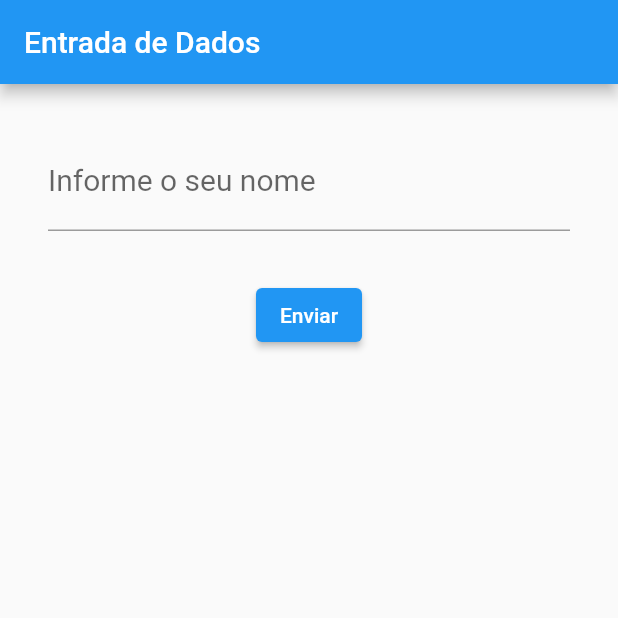
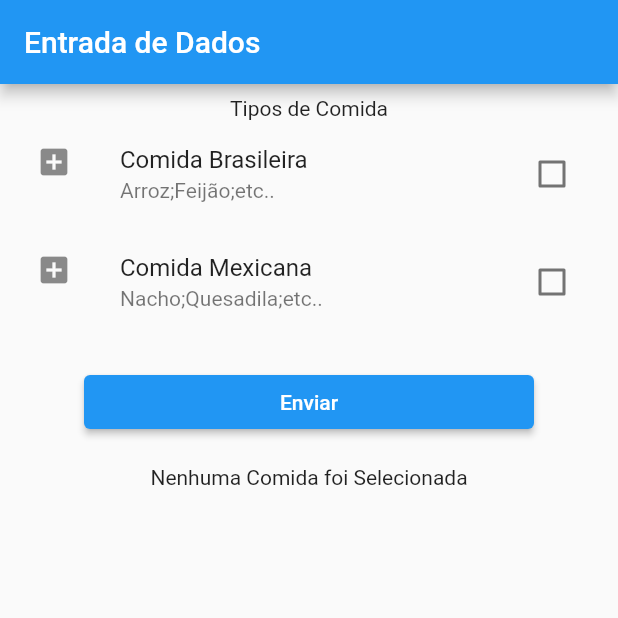
Before and after one commit to omarpandini/entrada_dados_flutter, a Flutter app: the screen it shows after launch, after a tap on "Enviar", on a phone screen of 412 x 824 dp, the top half of it. Run offline on Flutter 3.47's test engine with Material 2 defaults, Android fonts, the phone set to English and light mode, and no system bars.

Commit message:
inclusões

```diff
--- /dev/null
+++ b/lib/entradaCheckBox.dart
@@ -0,0 +1,110 @@
+import 'package:flutter/material.dart';
+
+// ignore_for_file: prefer_const_constructors
+
+import 'package:flutter/material.dart';
+
+class EntradaCheckbox extends StatelessWidget {
+  const EntradaCheckbox({super.key});
+
+  @override
+  Widget build(BuildContext context) {
+    return Scaffold(
+      appBar: AppBar(
+        title: Text('Entrada de Dados'),
+      ),
+      body: Body(),
+    );
+  }
+}
+
+class Body extends StatefulWidget {
+  const Body({super.key});
+
+  @override
+  State<Body> createState() => _BodyState();
+}
+
+class _BodyState extends State<Body> {
+  bool _estaSelecionadoBr = false;
+  bool _estaSelecionadoMx = false;
+  String _texto = '';
+
+  @override
+  Widget build(BuildContext context) {
+    return Padding(
+      padding: const EdgeInsets.all(8.0),
+      child: Column(
+        // ignore: prefer_const_literals_to_create_immutables
+        children: [
+          Text('Tipos de Comida'),
+          // Checkbox(
+          //   value: _estaSelecionado,
+          //   onChanged: (value) {
+          //     setState(() {
+          //       _estaSelecionado = value == true ? true : false;
+          //       print('object ' + _estaSelecionado.toString());
+          //     });
+          //   },
+          // )
+          CheckboxListTile(
+            title: Text('Comida Brasileira'),
+            subtitle: Text('Arroz;Feijão;etc..'),
+            // activeColor: Colors.amber,
+            secondary: Icon(Icons.add_box),
+            // selected: true,
+            value: _estaSelecionadoBr,
+            onChanged: (value) {
+              setState(() {
+                _estaSelecionadoBr = value == true ? true : false;
+              });
+            },
+          ),
+
+          CheckboxListTile(
+            title: Text('Comida Mexicana'),
+            subtitle: Text('Nacho;Quesadila;etc..'),
+            secondary: Icon(Icons.add_box),
+            value: _estaSelecionadoMx,
+            onChanged: (value) {
+              setState(() {
+                _estaSelecionadoMx = value == true ? true : false;
+              });
+            },
+          ),
+          Padding(
+            padding: EdgeInsets.only(top: 20),
+            child: SizedBox(
+                width: 300,
+                child: ElevatedButton(
+                    onPressed: () {
+                      setState(() {
+                        if (!_estaSelecionadoBr && !_estaSelecionadoMx) {
+                          _texto = 'Nenhuma Comida foi Selecionada';
+                        } else if (_estaSelecionadoBr && _estaSelecionadoMx) {
+                          _texto =
+                              'A(s) comida(s) Brasileira e Mexicana foram selecionadas';
+                        } else {
+                          _texto = 'A comida ';
+                          if (_estaSelecionadoBr) {
+                            _texto += ' Brasileira ';
+                          }
+                          if (_estaSelecionadoMx) {
+                            _texto += ' Mexicana ';
+                          }
+                          _texto += 'foi selecionada';
+                        }
+                        print(_texto);
+                      });
+                    },
+                    child: Text('Enviar'))),
+          ),
+          Padding(
+            padding: const EdgeInsets.all(18.0),
+            child: Text(_texto),
+          )
+        ],
+      ),
+    );
+  }
+}
--- a/lib/main.dart
+++ b/lib/main.dart
@@ -3,9 +3,11 @@
 import 'package:flutter/material.dart';
 
 import 'campoTexto.dart';
+import 'entradaCheckBox.dart';
 
 void main() {
   runApp(MaterialApp(
-    home: CampoTexto(),
+    // home: CampoTexto(),
+    home: EntradaCheckbox(),
   ));
 }
```
